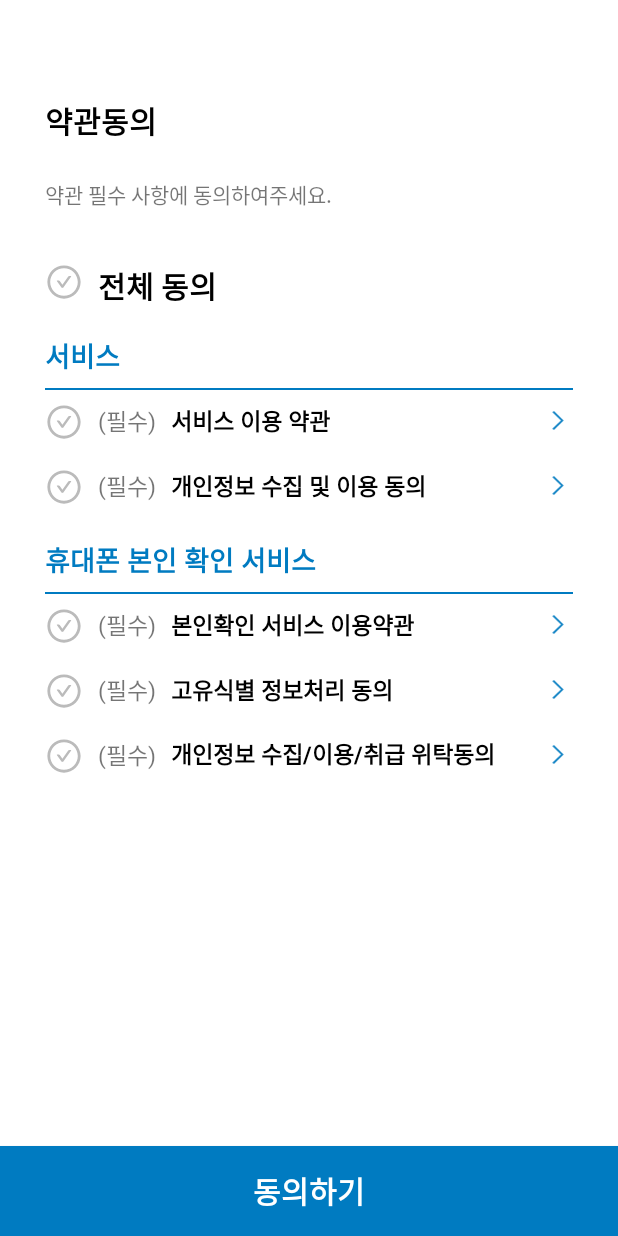
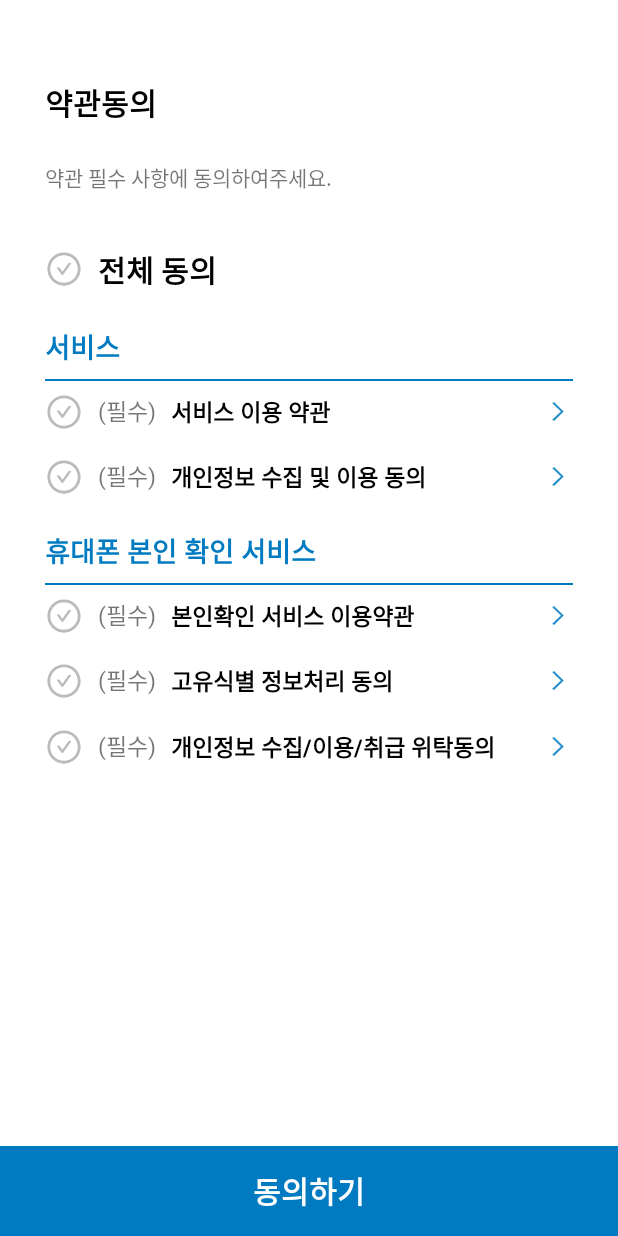
Before and after one commit to ohjun1999/kmaster, an Android app: the screen it shows after launch (AuthorityAgreeActivity), after a tap on "확인", on a phone screen of 412 x 824 dp. Run offline under Robolectric (Android 15) with nearby library versions, the phone set to English and light mode, and no system bars.

Commit message:
2023_01_11_명장회_수정사항_반영

```diff
--- a/app/build.gradle
+++ b/app/build.gradle
@@ -21,7 +21,7 @@ android {
         applicationId "com.moilsurok.kmaster"
         minSdk 21
         targetSdk 32
-        versionCode 1
+        versionCode 4
         versionName "1.0"
 
         testInstrumentationRunner "androidx.test.runner.AndroidJUnitRunner"
--- a/app/src/main/res/layout/activity_authority_agree.xml
+++ b/app/src/main/res/layout/activity_authority_agree.xml
@@ -4,16 +4,12 @@
     android:layout_height="match_parent"
     android:orientation="vertical">
 
-    <View
+
+    <LinearLayout
+        android:layout_marginTop="30dp"
         android:layout_width="match_parent"
         android:layout_height="0dp"
-        android:layout_weight="30" />
-
-
-    <LinearLayout
-        android:layout_width="match_parent"
-        android:layout_height="0dp"
-        android:layout_weight="508"
+        android:layout_weight="1"
         android:orientation="vertical"
         android:paddingStart="30dp"
         android:paddingEnd="30dp"
@@ -28,11 +24,13 @@
             android:textColor="@color/black"
             android:textSize="20sp"
             android:textStyle="bold" />
+
         <TextView
             android:layout_width="match_parent"
             android:layout_height="wrap_content"
             android:text="약관 필수 사항에 동의하여주세요."
             android:textSize="14sp" />
+
         <View
             android:layout_width="match_parent"
             android:layout_height="0dp"
@@ -40,7 +38,7 @@
 
         <LinearLayout
             android:layout_width="match_parent"
-            android:layout_height="25dp">
+            android:layout_height="wrap_content">
 
             <CheckBox
                 android:id="@+id/allAgree"
@@ -53,7 +51,7 @@
 
             <TextView
                 android:layout_width="0dp"
-                android:layout_height="match_parent"
+                android:layout_height="wrap_content"
                 android:layout_marginStart="10dp"
                 android:layout_weight="1"
                 android:gravity="center_vertical"
@@ -63,7 +61,6 @@
                 android:textStyle="bold" />
 
         </LinearLayout>
-
 
 
         <View
@@ -87,7 +84,8 @@
         <View
             android:layout_width="match_parent"
             android:layout_height="1dp"
-            android:background="@color/master2"/>
+            android:background="@color/master2" />
+
         <View
             android:layout_width="match_parent"
             android:layout_height="0dp"
@@ -95,7 +93,7 @@
 
         <LinearLayout
             android:layout_width="match_parent"
-            android:layout_height="25dp">
+            android:layout_height="wrap_content">
 
             <CheckBox
                 android:id="@+id/firstAgree"
@@ -106,7 +104,7 @@
 
             <TextView
                 android:layout_width="wrap_content"
-                android:layout_height="match_parent"
+                android:layout_height="wrap_content"
                 android:layout_marginStart="10dp"
                 android:gravity="center"
                 android:text="(필수)"
@@ -120,7 +118,8 @@
 
                 <TextView
                     android:layout_width="0dp"
-                    android:layout_height="match_parent"
+                    android:layout_height="wrap_content"
+                    android:layout_gravity="center"
                     android:layout_marginStart="10dp"
                     android:layout_weight="1"
                     android:gravity="center_vertical"
@@ -145,7 +144,7 @@
 
         <LinearLayout
             android:layout_width="match_parent"
-            android:layout_height="25dp">
+            android:layout_height="wrap_content">
 
             <CheckBox
                 android:id="@+id/secondAgree"
@@ -156,7 +155,7 @@
 
             <TextView
                 android:layout_width="wrap_content"
-                android:layout_height="match_parent"
+                android:layout_height="wrap_content"
                 android:layout_marginStart="10dp"
                 android:gravity="center"
                 android:text="(필수)"
@@ -170,7 +169,8 @@
 
                 <TextView
                     android:layout_width="0dp"
-                    android:layout_height="match_parent"
+                    android:layout_height="wrap_content"
+                    android:layout_gravity="center"
                     android:layout_marginStart="10dp"
                     android:layout_weight="1"
                     android:gravity="center_vertical"
@@ -209,14 +209,16 @@
         <View
             android:layout_width="match_parent"
             android:layout_height="1dp"
-            android:background="@color/master2"/>
+            android:background="@color/master2" />
+
         <View
             android:layout_width="match_parent"
             android:layout_height="0dp"
             android:layout_weight="9" />
+
         <LinearLayout
             android:layout_width="match_parent"
-            android:layout_height="25dp">
+            android:layout_height="wrap_content">
 
             <CheckBox
                 android:id="@+id/thirdAgree"
@@ -227,7 +229,7 @@
 
             <TextView
                 android:layout_width="wrap_content"
-                android:layout_height="match_parent"
+                android:layout_height="wrap_content"
                 android:layout_marginStart="10dp"
                 android:gravity="center"
                 android:text="(필수)"
@@ -241,7 +243,8 @@
 
                 <TextView
                     android:layout_width="0dp"
-                    android:layout_height="match_parent"
+                    android:layout_height="wrap_content"
+                    android:layout_gravity="center"
                     android:layout_marginStart="10dp"
                     android:layout_weight="1"
                     android:gravity="center_vertical"
@@ -266,7 +269,7 @@
 
         <LinearLayout
             android:layout_width="match_parent"
-            android:layout_height="25dp">
+            android:layout_height="wrap_content">
 
             <CheckBox
                 android:id="@+id/fourthAgree"
@@ -277,7 +280,7 @@
 
             <TextView
                 android:layout_width="wrap_content"
-                android:layout_height="match_parent"
+                android:layout_height="wrap_content"
                 android:layout_marginStart="10dp"
                 android:gravity="center"
                 android:text="(필수)"
@@ -291,7 +294,8 @@
 
                 <TextView
                     android:layout_width="0dp"
-                    android:layout_height="match_parent"
+                    android:layout_height="wrap_content"
+                    android:layout_gravity="center"
                     android:layout_marginStart="10dp"
                     android:layout_weight="1"
                     android:gravity="center_vertical"
@@ -315,7 +319,7 @@
 
         <LinearLayout
             android:layout_width="match_parent"
-            android:layout_height="25dp">
+            android:layout_height="wrap_content">
 
             <CheckBox
                 android:id="@+id/fifthAgree"
@@ -326,7 +330,7 @@
 
             <TextView
                 android:layout_width="wrap_content"
-                android:layout_height="match_parent"
+                android:layout_height="wrap_content"
                 android:layout_marginStart="10dp"
                 android:gravity="center"
                 android:text="(필수)"
@@ -340,14 +344,15 @@
 
                 <TextView
                     android:layout_width="0dp"
-                    android:layout_height="match_parent"
+                    android:layout_height="wrap_content"
+                    android:layout_gravity="center"
                     android:layout_marginStart="10dp"
                     android:layout_weight="1"
-                    android:layout_gravity="center_vertical"
                     android:text="개인정보 수집/이용/취급 위탁동의"
                     android:textColor="@color/black"
                     android:textSize="15sp"
                     android:textStyle="bold" />
+
                 <ImageView
                     android:layout_width="20dp"
                     android:layout_height="14dp"
@@ -360,8 +365,6 @@
             android:layout_width="match_parent"
             android:layout_height="0dp"
             android:layout_weight="20" />
-
-
 
 
     </LinearLayout>
```
Also changed, not shown: app/src/main/java/com/moilsurok/kmaster/activity/NoteProfileChangeActivity.kt (+5 -3 lines), app/src/main/java/com/moilsurok/kmaster/activity/NoteProfileDetailActivity.kt (+26 -10 lines), app/src/main/java/com/moilsurok/kmaster/dataClass/ProfileDataClass.kt (+8 -8 lines), app/src/main/java/com/moilsurok/kmaster/fragment/BookmarkFragment.kt (+21 -13 lines), app/src/main/java/com/moilsurok/kmaster/fragment/NoteFragment.kt (+9 -2 lines), app/src/main/res/layout/activity_auth_confirm_info.xml (+8 -10 lines), app/src/main/res/layout/activity_authentication_info.xml (+8 -7 lines).
